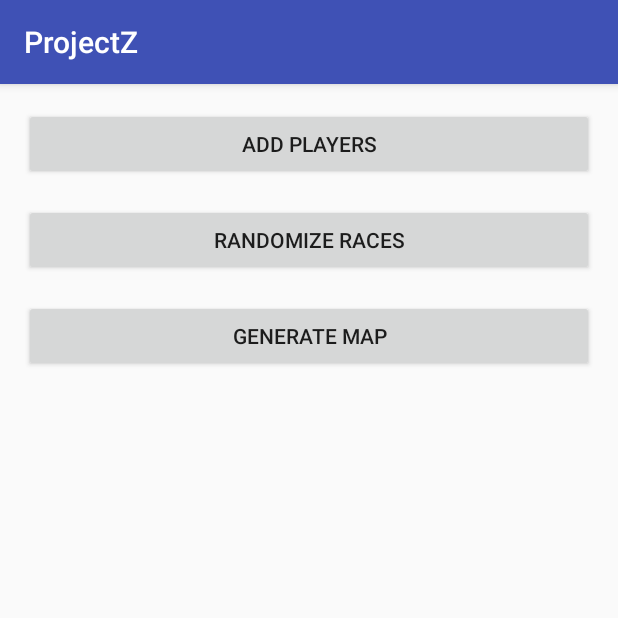
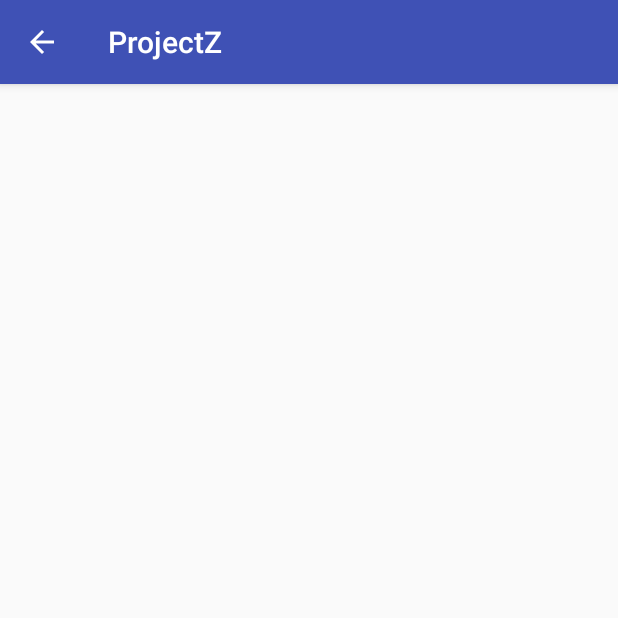
Before and after one commit to maghol/ProjectZ, an Android app: the screen it shows after launch (MainActivity before the commit, GenerateMapActivity after it), after a tap on "GENERATE MAP", on a phone screen of 412 x 824 dp, the top half of it. Run offline under Robolectric (Android 15) with nearby library versions, the phone set to English and light mode, and no system bars.

Commit message:
Added randomize race functionality and made some minor changes to add players activity.

```diff
--- a/app/build.gradle
+++ b/app/build.gradle
@@ -25,4 +25,5 @@ dependencies {
     testImplementation 'junit:junit:4.12'
     androidTestImplementation 'com.android.support.test:runner:1.0.1'
     androidTestImplementation 'com.android.support.test.espresso:espresso-core:3.0.1'
+    implementation 'com.android.support:design:26.1.0'
 }
--- /dev/null
+++ b/app/src/main/java/com/zed/projectz/GenerateMapActivity.java
@@ -0,0 +1,13 @@
+package com.zed.projectz;
+
+import android.support.v7.app.AppCompatActivity;
+import android.os.Bundle;
+
+public class GenerateMapActivity extends AppCompatActivity {
+
+    @Override
+    protected void onCreate(Bundle savedInstanceState) {
+        super.onCreate(savedInstanceState);
+        setContentView(R.layout.activity_generate_map);
+    }
+}
--- a/app/src/main/java/com/zed/projectz/MainActivity.java
+++ b/app/src/main/java/com/zed/projectz/MainActivity.java
@@ -7,10 +7,26 @@ import android.view.View;
 
 public class MainActivity extends AppCompatActivity {
 
+    private SessionData sessionData = DataHolder.getInstance().getData();
+
     @Override
     protected void onCreate(Bundle savedInstanceState) {
         super.onCreate(savedInstanceState);
         setContentView(R.layout.activity_main);
+    }
+
+    @Override
+    public void onResume(){
+        super.onResume();
+        initialize();
+    }
+
+    private void initialize() {
+        if (sessionData.Players == null || sessionData.Players.size() == 0) {
+            this.findViewById(R.id.randomizeRacesButton).setClickable(false);
+        } else {
+            this.findViewById(R.id.randomizeRacesButton).setClickable(true);
+        }
     }
 
     public void addPlayers(View view) {
@@ -22,6 +38,6 @@ public class MainActivity extends AppCompatActivity {
     }
 
     public void generateMap(View view) {
-
+        startActivity(new Intent(this, GenerateMapActivity.class));
     }
 }
--- a/app/src/main/res/layout/activity_add_players.xml
+++ b/app/src/main/res/layout/activity_add_players.xml
@@ -62,6 +62,7 @@
         android:hint="Player 4"
         android:inputType="textPersonName"
         android:singleLine="true"
+        android:visibility="invisible"
         app:layout_constraintEnd_toEndOf="parent"
         app:layout_constraintStart_toStartOf="parent"
         app:layout_constraintTop_toBottomOf="@+id/playerThreeTextBox" />
--- /dev/null
+++ b/app/src/main/res/layout/activity_generate_map.xml
@@ -0,0 +1,9 @@
+<?xml version="1.0" encoding="utf-8"?>
+<android.support.constraint.ConstraintLayout xmlns:android="http://schemas.android.com/apk/res/android"
+    xmlns:app="http://schemas.android.com/apk/res-auto"
+    xmlns:tools="http://schemas.android.com/tools"
+    android:layout_width="match_parent"
+    android:layout_height="match_parent"
+    tools:context="com.zed.projectz.GenerateMapActivity">
+
+</android.support.constraint.ConstraintLayout>
```
Also changed, not shown: app/src/main/AndroidManifest.xml (+10 -12 lines), app/src/main/java/com/zed/projectz/AddPlayersActivity.java (+7 -2 lines), app/src/main/java/com/zed/projectz/Player.java (+5 -7 lines), app/src/main/java/com/zed/projectz/Race.java (+12 -35 lines), app/src/main/java/com/zed/projectz/RaceHelper.java (added, +49 -0 lines), app/src/main/java/com/zed/projectz/RandomizeRacesActivity.java (+43 -0 lines), app/src/main/res/layout/activity_randomize_races.xml (+48 -0 lines), app/src/main/res/values/attrs_player_view.xml (added, +8 -0 lines).
